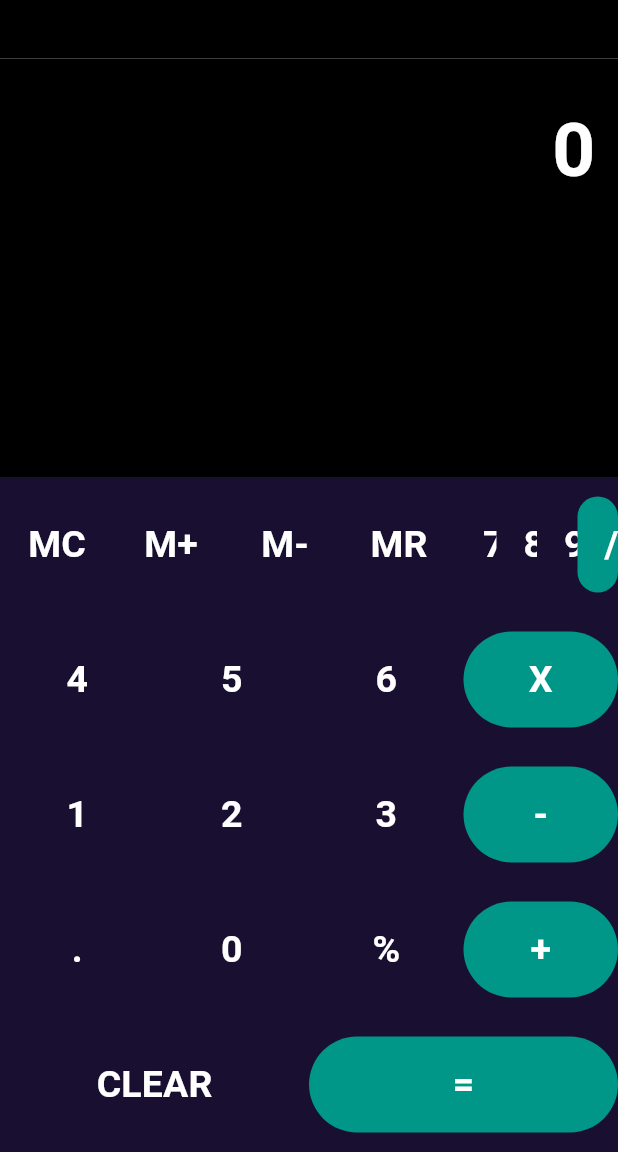
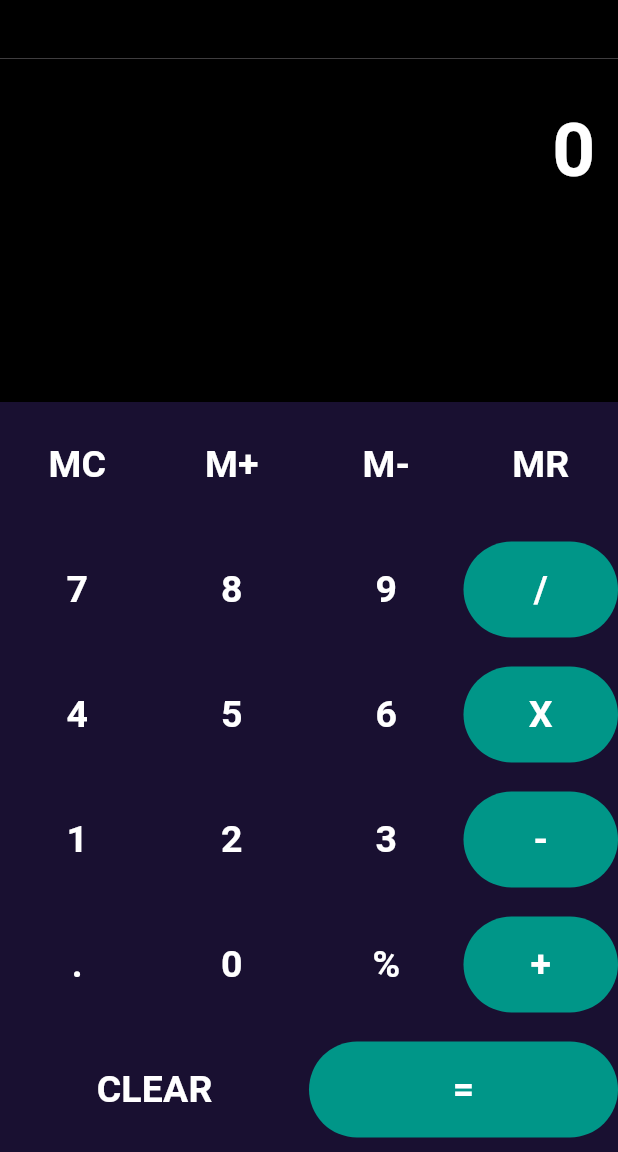
Before and after one commit to MohammedImmortal/Calculator, a Flutter app: the screen it shows after launch, on a phone screen of 412 x 824 dp, the part 84-1236 px from its top. Run offline on Flutter 3.47's test engine with Material 3 defaults, Android fonts, the light colour scheme and no system bars.

Commit message:
Calculator Commit

```diff
--- a/lib/calculate.dart
+++ b/lib/calculate.dart
@@ -171,18 +171,18 @@ class _CalculatorState extends State<Calculator> {
               ),
             ),
             Container(
-              height: 450,
+              height: 500,
               color: const Color.fromARGB(255, 25, 16, 49),
               child: Column(
                   mainAxisAlignment: MainAxisAlignment.spaceAround,
                   children: [
                     Row(children: [
-                      Row(children: [
-                        buildButton('MC'),
-                        buildButton('M+'),
-                        buildButton('M-'),
-                        buildButton('MR')
-                      ]),
+                      buildButton('MC'),
+                      buildButton('M+'),
+                      buildButton('M-'),
+                      buildButton('MR')
+                    ]),
+                    Row(children: [
                       buildButton('7'),
                       buildButton('8'),
                       buildButton('9'),
```
